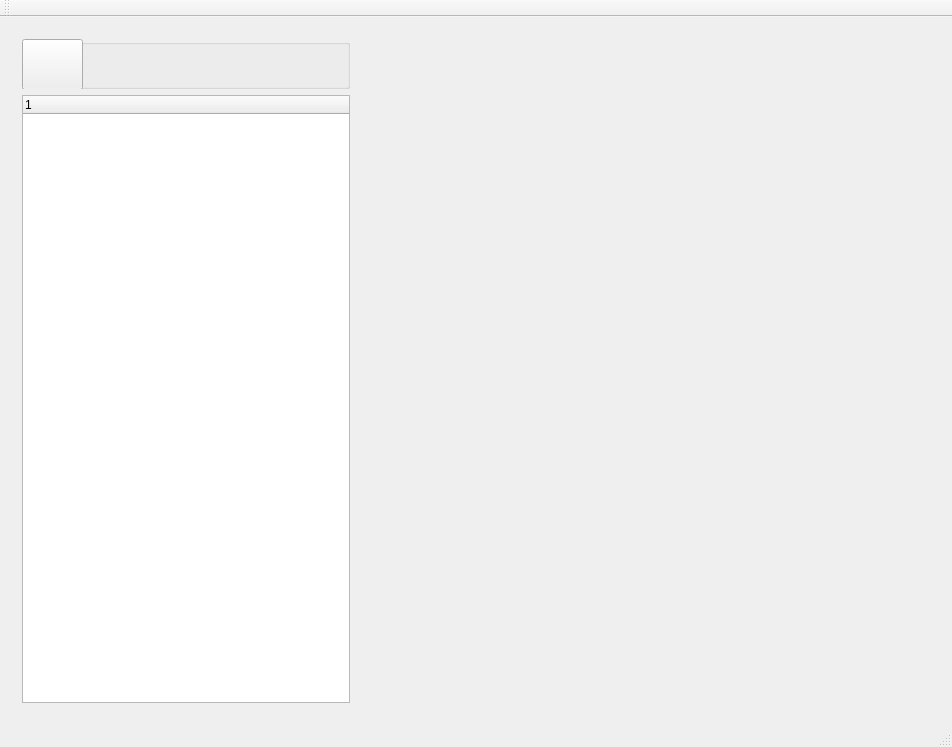
Before: the Qt Designer form src/mainModular/SimpleDicomViewer.ui in vtkcn/SimpleDicomViewer, drawn with Qt 5.
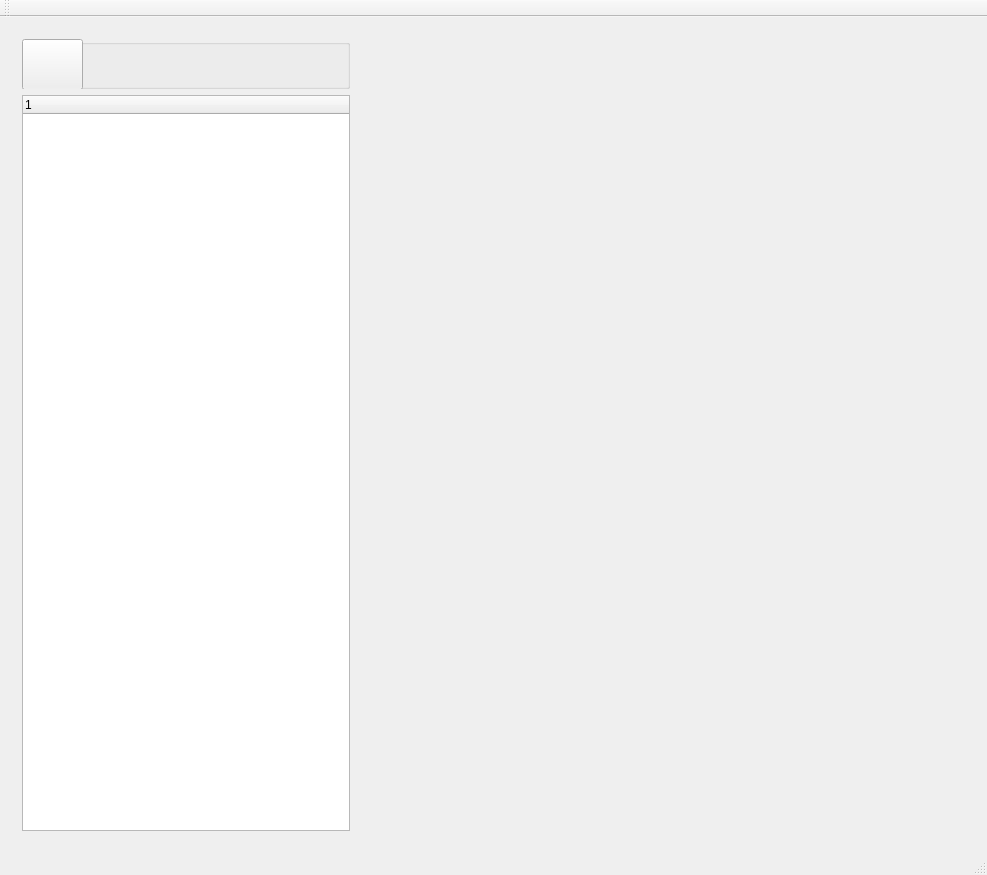
After: the same form once the commit is applied. Icons and pictures are not drawn.

Patch:
```diff
--- a/src/mainModular/SimpleDicomViewer.ui
+++ b/src/mainModular/SimpleDicomViewer.ui
@@ -6,13 +6,16 @@
    <rect>
     <x>0</x>
     <y>0</y>
-    <width>952</width>
-    <height>747</height>
+    <width>987</width>
+    <height>875</height>
    </rect>
   </property>
   <property name="windowTitle">
    <string>SimpleDicomViewer</string>
   </property>
+  <property name="styleSheet">
+   <string notr="true"/>
+  </property>
   <widget class="QWidget" name="centralWidget">
    <layout class="QGridLayout" name="gridLayout">
     <item row="0" column="0">
@@ -29,8 +32,8 @@
         <height>16777215</height>
        </size>
       </property>
-      <layout class="QVBoxLayout" name="verticalLayout">
-       <item>
+      <layout class="QGridLayout" name="gridLayout_2">
+       <item row="0" column="0">
         <widget class="QGroupBox" name="groupBox">
          <property name="minimumSize">
           <size>
@@ -59,7 +62,7 @@
          </widget>
         </widget>
        </item>
-       <item>
+       <item row="1" column="0">
         <widget class="QTreeWidget" name="treeWidget">
          <column>
           <property name="text">
```
Left out of the diff: 2 changed lines with no effect on the pictures.
